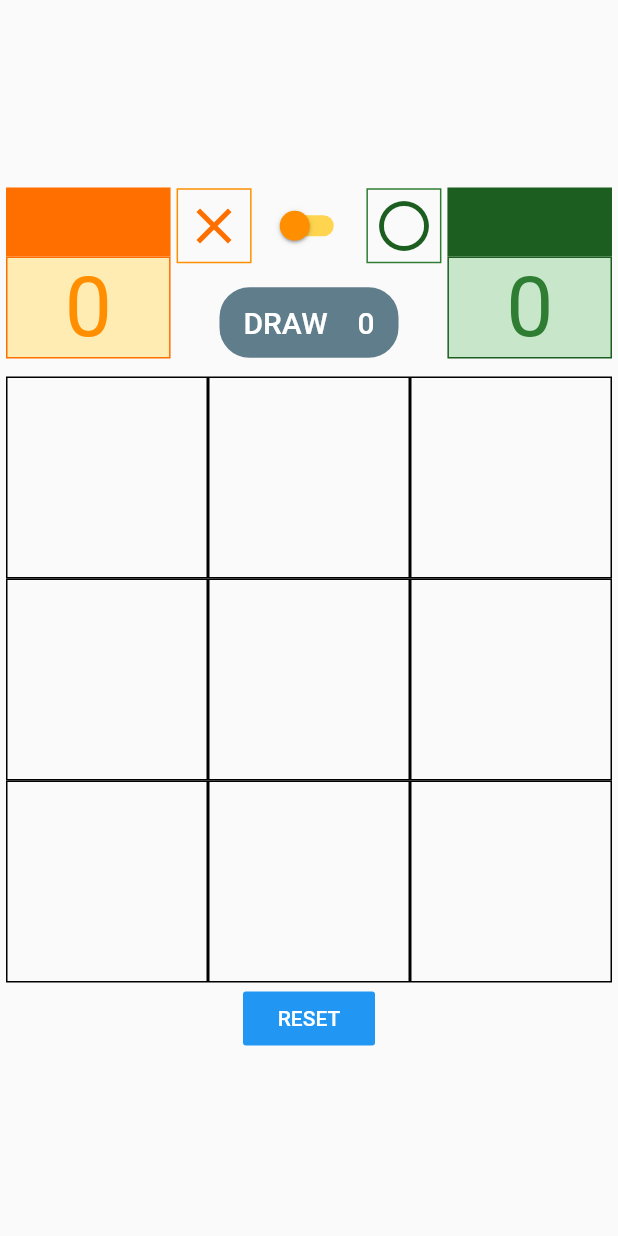
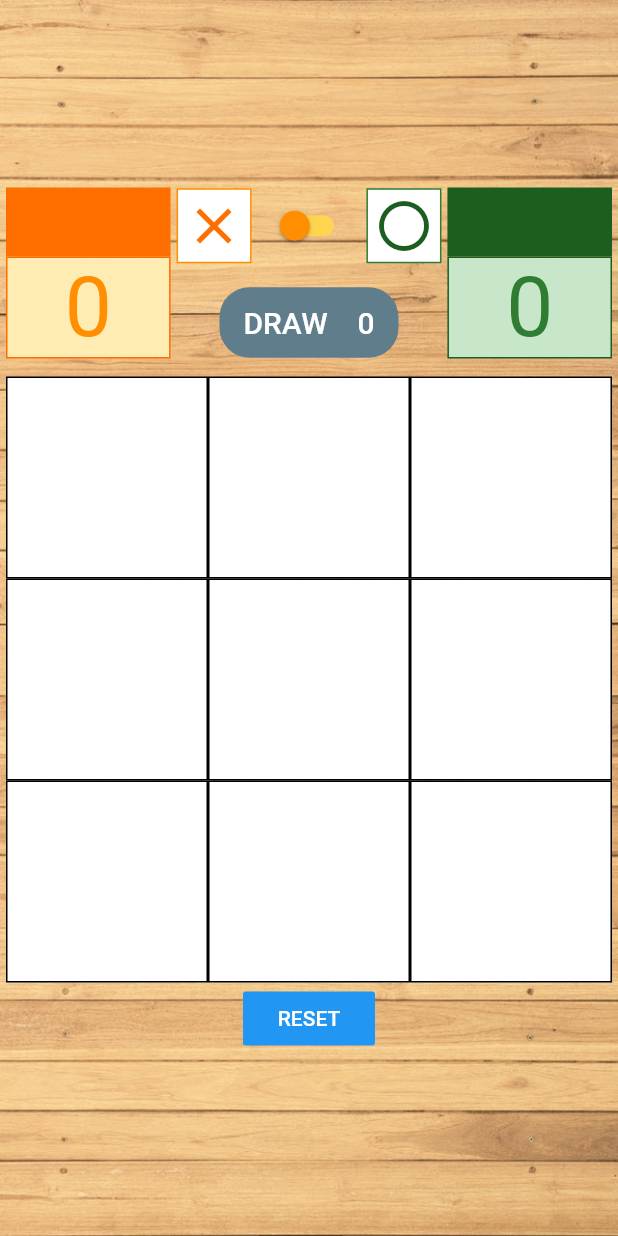
Before and after one commit to therdm/tic_tac_toe, a Flutter app: the MyGamePage screen opened directly, on a phone screen of 412 x 824 dp. Run offline on Flutter 3.47's test engine with Material 2 defaults, Android fonts, the phone set to English and light mode, and no system bars.

Commit message:
Before Playstore upload

```diff
--- a/lib/icon_view.dart
+++ b/lib/icon_view.dart
@@ -16,6 +16,7 @@ class IconView extends StatelessWidget {
     return Container(
       padding: EdgeInsets.all(4),
       decoration: BoxDecoration(
+        color: Colors.white,
         border: Border.all(color: borderColor),
       ),
       child: Icon(
--- a/lib/my_game_page.dart
+++ b/lib/my_game_page.dart
@@ -22,6 +22,12 @@ class MyGamePage extends StatelessWidget {
         value: BoardBrain(MediaQuery.of(context).size.shortestSide - 8),
         child: Scaffold(
           body: Container(
+            decoration: BoxDecoration(
+              image: DecorationImage(
+                image: AssetImage('assets/tttbg.jpg'),
+                fit: BoxFit.cover,
+              ),
+            ),
             child: Column(
               mainAxisAlignment: MainAxisAlignment.center,
               mainAxisSize: MainAxisSize.max,
--- a/lib/reset_button.dart
+++ b/lib/reset_button.dart
@@ -9,7 +9,7 @@ class ResetButton extends StatelessWidget {
       onPressed: Provider.of<BoardBrain>(context, listen: false).resetBoard,
       color: Colors.blue,
       child: Text(
-        'RESET',
+        Provider.of<BoardBrain>(context).isStopBoard ? 'PLAY AGAIN' : 'RESET',
         style: TextStyle(
           color: Colors.white,
         ),
@@ -17,3 +17,4 @@ class ResetButton extends StatelessWidget {
     );
   }
 }
+//
--- a/lib/ttt_board.dart
+++ b/lib/ttt_board.dart
@@ -10,6 +10,12 @@ class TTTBoard extends StatelessWidget {
         return Container(
           width: data.boardWidth,
           height: data.boardWidth,
+          decoration: BoxDecoration(
+            image: DecorationImage(
+              image: AssetImage('assets/tttbbg.jpg'),
+              fit: BoxFit.cover,
+            ),
+          ),
           child: Stack(
             children: <Widget>[
               GridView.count(
--- a/pubspec.yaml
+++ b/pubspec.yaml
@@ -46,9 +46,8 @@ flutter:
   uses-material-design: true
 
   # To add assets to your application, add an assets section, like this:
-  # assets:
-  #   - images/a_dot_burr.jpeg
-  #   - images/a_dot_ham.jpeg
+  assets:
+    - assets/
 
   # An image asset can refer to one or more resolution-specific "variants", see
   # https://flutter.dev/assets-and-images/#resolution-aware.
```
Also changed, not shown: assets/tttbbg.jpg (added), assets/tttbg.jpg (added), pubspec.lock.
